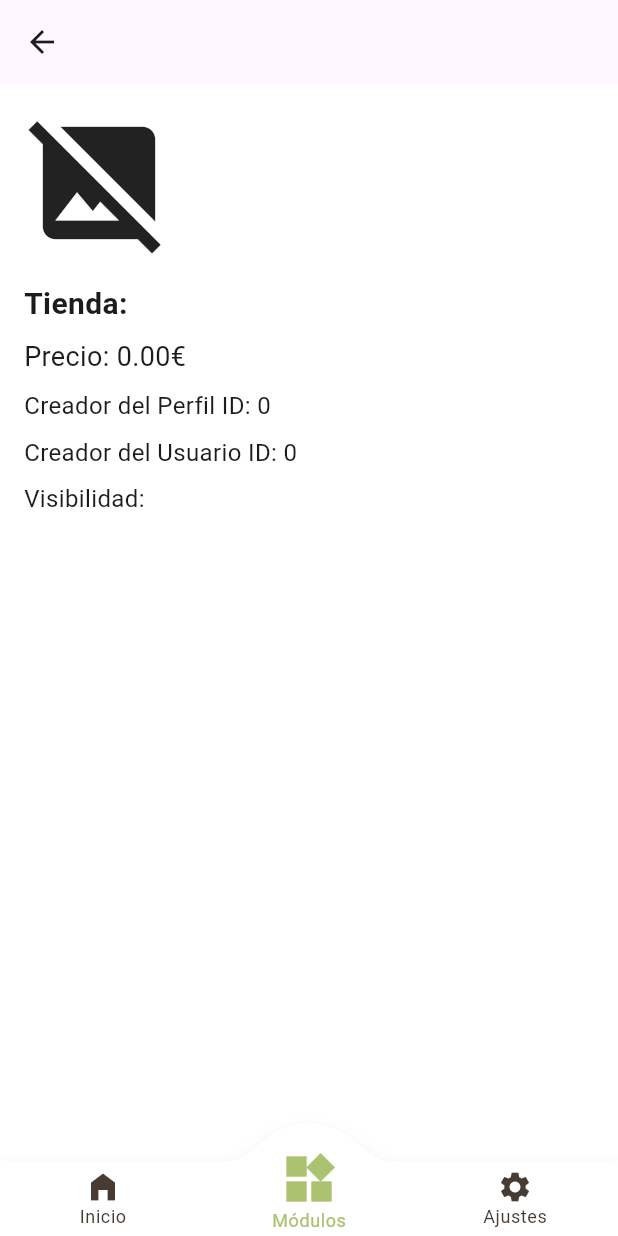
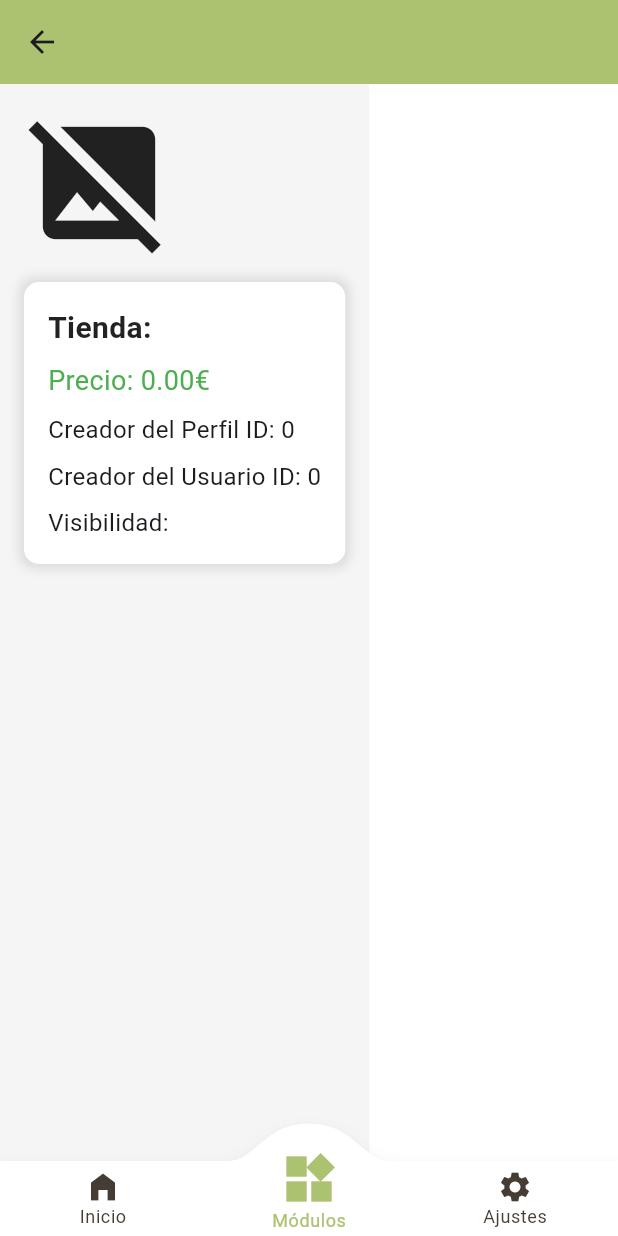
Before and after one commit to jelujr17/FamSync, a Flutter app: the VerProducto screen opened directly with empty values, on a phone screen of 412 x 824 dp. Run offline on Flutter 3.47's test engine with Material 3 defaults, Android fonts, the phone set to English and light mode, and no system bars; drawn by our look-alikes of convex_bottom_bar; our stand-ins replace animated_background, animated_notch_bottom_bar, image_picker, page_transition, shared_preferences; missing offline and left inert: kalender; accounts and stored records are empty; network calls fail.

```diff
--- a/lib/Model/producto.dart
+++ b/lib/Model/producto.dart
@@ -1,5 +1,4 @@
 // ignore_for_file: avoid_print, non_constant_identifier_names
-import 'dart:ffi';
 import 'dart:io';
 
 import 'package:http/http.dart' as http;
--- a/lib/Model/usuario.dart
+++ b/lib/Model/usuario.dart
@@ -1,6 +1,4 @@
 // ignore_for_file: avoid_print, non_constant_identifier_names
-
-import 'package:bcrypt/bcrypt.dart';
 import 'package:http/http.dart' as http;
 import 'dart:convert';
 
--- a/lib/View/Modulos/Almacen/creacionProducto.dart
+++ b/lib/View/Modulos/Almacen/creacionProducto.dart
@@ -414,7 +414,9 @@ class _ProductCreationCarouselState extends State<ProductCreationCarousel> {
 
                         print(
                             'Producto: $nombre, Tienda: $tienda, Precio: $precio, Perfil seleccionado: $_perfilSeleccionado, Imagenes seleccionadas: $_imagenesSeleccionadas');
-
+                        if (_perfilSeleccionado.contains(widget.perfil.Id)) {
+                          _perfilSeleccionado.remove(widget.perfil.Id);
+                        }
                         bool creado =
                             await ServicioProductos().registrarProducto(
                                 nombre,
--- a/lib/View/Modulos/Almacen/verProducto.dart
+++ b/lib/View/Modulos/Almacen/verProducto.dart
@@ -22,28 +22,68 @@ class DetallesProducto extends State<VerProducto>
     return Scaffold(
       appBar: AppBar(
         title: Text(widget.producto.Nombre),
+        backgroundColor: const Color(0xFFABC270), // Color de fondo del AppBar
       ),
-      body: Padding(
+      body: Container(
+        color: const Color(0xFFF5F5F5), // Color de fondo de la pantalla
         padding: const EdgeInsets.all(16.0),
         child: Column(
           crossAxisAlignment: CrossAxisAlignment.start,
           children: [
             // Mostrar la imagen del producto
             widget.producto.Imagenes.isNotEmpty
-                ? Image.file(
+                ? Container(
+                    decoration: BoxDecoration(
+                      borderRadius: BorderRadius.circular(10),
+                      boxShadow: [
+                        BoxShadow(
+                          color: Colors.black.withOpacity(0.1),
+                          spreadRadius: 3,
+                          blurRadius: 5,
+                        ),
+                      ],
+                    ),
+                    child: ClipRRect(
+                      borderRadius: BorderRadius.circular(10),
+                      child: Image.file(
                         File(widget.producto.Imagenes[0]),
                         fit: BoxFit.cover,
+                      ),
+                    ),
                   )
                 : const Icon(Icons.image_not_supported, size: 100),
             const SizedBox(height: 16),
+            Container(
+              padding: const EdgeInsets.all(16.0),
+              decoration: BoxDecoration(
+                color: Colors.white,
+                borderRadius: BorderRadius.circular(10),
+                boxShadow: [
+                  BoxShadow(
+                    color: Colors.black.withOpacity(0.1),
+                    spreadRadius: 3,
+                    blurRadius: 5,
+                  ),
+                ],
+              ),
+              child: Column(
+                crossAxisAlignment: CrossAxisAlignment.start,
+                children: [
                   Text(
                     'Tienda: ${widget.producto.Tienda}',
-              style: const TextStyle(fontSize: 20, fontWeight: FontWeight.bold),
+                    style: const TextStyle(
+                      fontSize: 20,
+                      fontWeight: FontWeight.bold,
+                      color: Colors.black87,
+                    ),
                   ),
                   const SizedBox(height: 8),
                   Text(
                     'Precio: ${widget.producto.Precio.toStringAsFixed(2)}€', // Formato a 2 decimales
-              style: const TextStyle(fontSize: 18),
+                    style: const TextStyle(
+                      fontSize: 18,
+                      color: Colors.green,
+                    ),
                   ),
                   const SizedBox(height: 8),
                   Text(
@@ -64,6 +104,9 @@ class DetallesProducto extends State<VerProducto>
                 ],
               ),
             ),
+          ],
+        ),
+      ),
       extendBody: true,
       bottomNavigationBar: CustomBottomNavBar(
           pageController: PageController(), pagina: 1, perfil: widget.perfil),
```
Also changed, not shown: lib/View/Modulos/Almacen/almacen.dart (+11 -19 lines). Lines whose indentation alone changed are shown as unchanged.
